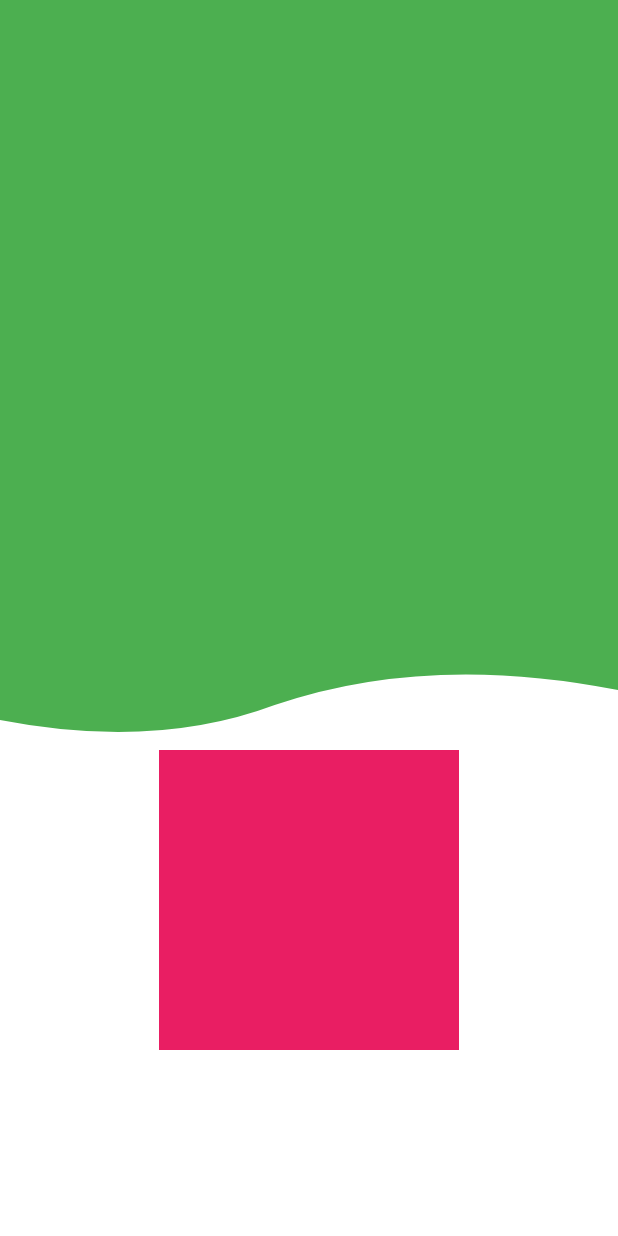
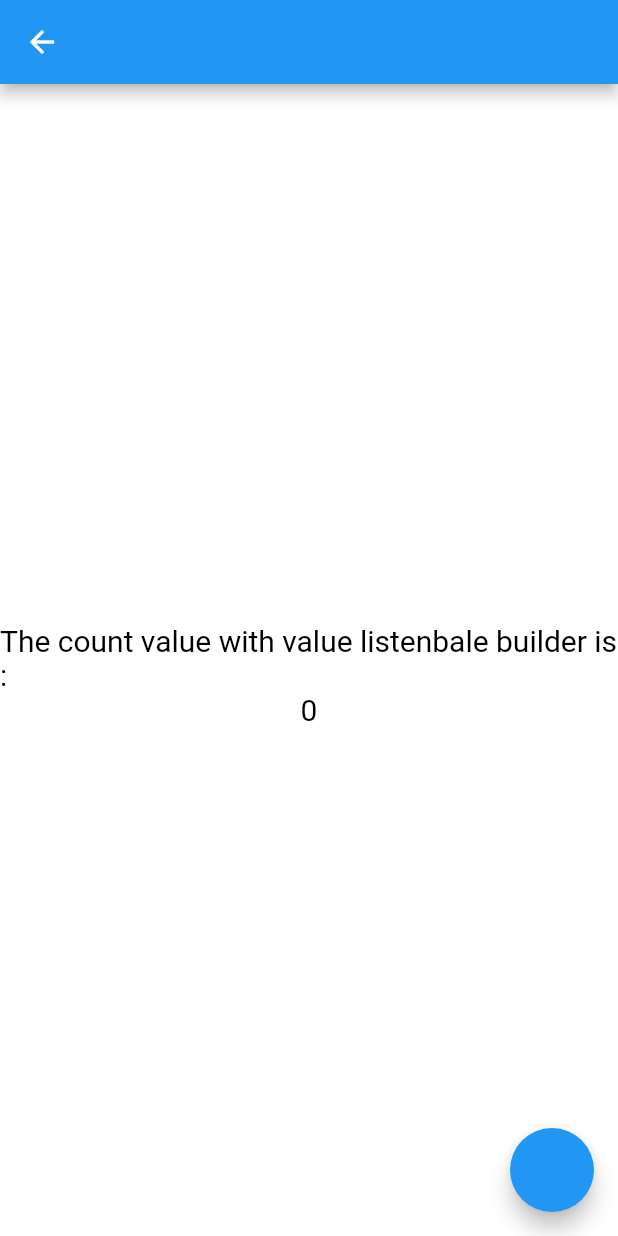
Before and after one commit to hmmisthisgood/brodway-6-am-feb-april, a Flutter app: the first screen one second after launch, on a phone screen of 412 x 824 dp. Run offline on Flutter 3.47's test engine with Material 2 defaults, Android fonts, the phone set to English and light mode, and no system bars; our stand-ins replace animated_bottom_navigation_bar, easy_localization, firebase_auth, firebase_core, flutter_bloc, flutter_custom_clippers and 9 more; missing offline and left inert: flutter_facebook_auth; accounts and stored records are empty.

Commit message:
used optimization techniques and widgets

```diff
--- a/tiktok/lib/common/navigation/custom_route_generator.dart
+++ b/tiktok/lib/common/navigation/custom_route_generator.dart
@@ -3,14 +3,21 @@ import 'package:flutter/material.dart';
 import 'package:tiktok/common/navigation/routes.dart';
 import 'package:tiktok/feature/feed/ui/screen/home_screen_with_cubit.dart';
 import 'package:tiktok/feature/random/ui/clipper.dart';
+import 'package:tiktok/feature/random/ui/listview.dart';
+import 'package:tiktok/feature/random/ui/stream_builder_widget.dart';
+import 'package:tiktok/feature/random/ui/value_listnable.dart';
 
 import '../../feature/auth/ui/screen/login_screen.dart';
 import '../../feature/onboarding/ui/screen/splash_screen.dart';
+import '../../feature/random/ui/random.dart';
 
 Route customRouteGenerator(RouteSettings settings) {
   final name = settings.name;
 
   switch (name) {
+    case "/":
+      return CupertinoPageRoute(builder: (_) => SplashScreen());
+
     case Routes.splashRoute:
       return CupertinoPageRoute(builder: (_) => SplashScreen());
 
@@ -23,6 +30,17 @@ Route customRouteGenerator(RouteSettings settings) {
     case Routes.randomRoute:
       return MaterialPageRoute(builder: (_) => ClipperWidget());
 
+    case Routes.vListableRoute:
+      return MaterialPageRoute(builder: (_) => ValueListenableWidget());
+
+    case Routes.listRoute:
+      return MaterialPageRoute(builder: (_) => ListViewWidget());
+    case Routes.randomScreen:
+      return MaterialPageRoute(builder: (_) => RandromWidget());
+
+    case Routes.streamScreen:
+      return MaterialPageRoute(builder: (_) => StreamUi());
+
     default:
       return CupertinoPageRoute(builder: (_) => SplashScreen());
   }
--- a/tiktok/lib/common/navigation/routes.dart
+++ b/tiktok/lib/common/navigation/routes.dart
@@ -3,4 +3,8 @@ class Routes {
   static const splashRoute = "/splash";
   static const homeRoute = "/home";
   static const randomRoute = "/random";
+  static const vListableRoute = "/valueListenable";
+  static const listRoute = "/listRoute";
+  static const randomScreen = "/radomRoute";
+  static const streamScreen = "/stream";
 }
--- a/tiktok/lib/feature/onboarding/ui/screen/splash_screen.dart
+++ b/tiktok/lib/feature/onboarding/ui/screen/splash_screen.dart
@@ -28,7 +28,7 @@ class _SplashScreenState extends State<SplashScreen> {
 
     await Future.delayed(Duration(milliseconds: 2000), () {
       if (isLoggedIn) {
-        Navigator.pushReplacementNamed(context, Routes.homeRoute);
+        Navigator.pushReplacementNamed(context, Routes.streamScreen);
 
         return;
       }
@@ -37,7 +37,7 @@ class _SplashScreenState extends State<SplashScreen> {
       // Navigator.pushNamedAndRemoveUntil(context, "/login", (route) => false);
 
       /// if not logged in
-      Navigator.pushReplacementNamed(context, Routes.loginRoute);
+      Navigator.pushReplacementNamed(context, Routes.randomScreen);
     });
   }
 
--- /dev/null
+++ b/tiktok/lib/feature/random/ui/value_listnable.dart
@@ -0,0 +1,53 @@
+import 'package:flutter/material.dart';
+
+class ValueListenableWidget extends StatelessWidget {
+  ValueNotifier<int> number = ValueNotifier(0);
+
+//
+
+  @override
+  Widget build(BuildContext context) {
+    print("build function called");
+    return Scaffold(
+      appBar: AppBar(),
+      body: Column(
+        mainAxisAlignment: MainAxisAlignment.center,
+        children: [
+          /// value listenale builder
+          SizedBox(height: 20),
+          ValueListenableBuilder<int>(
+            valueListenable: number,
+            child: Text(
+              "The count value with value listenbale builder is :",
+              style: TextStyle(color: Colors.black, fontSize: 20),
+            ),
+            builder: (context, value, nonChaningUIChild) {
+              print("Value listenable rebuild");
+              return Column(
+                children: [
+                  if (nonChaningUIChild != null) nonChaningUIChild,
+                  Text(
+                    value.toString(),
+                    style: TextStyle(color: Colors.black, fontSize: 20),
+                  )
+                ],
+              );
+            },
+          ),
+          // ValueListenableBuilder<int>(
+          //     valueListenable: number,
+          //     child: Container(),
+          //     builder: (context, numberValue, child) {
+          //       return Container(
+          //         child: child,
+          //       );
+          //     })
+        ],
+      ),
+      floatingActionButton: FloatingActionButton(onPressed: () {
+        var temp = number.value + 1;
+        number.value = temp;
+      }),
+    );
+  }
+}
--- a/tiktok/lib/main.dart
+++ b/tiktok/lib/main.dart
@@ -54,7 +54,7 @@ class MyApp extends StatelessWidget {
               supportedLocales: context.supportedLocales,
               navigatorKey: Nav.navigatorKey,
               onGenerateRoute: customRouteGenerator,
-              initialRoute: Routes.randomRoute,
+              initialRoute: Routes.vListableRoute,
             );
           },
         ));
--- a/tiktok/pubspec.yaml
+++ b/tiktok/pubspec.yaml
@@ -66,7 +66,7 @@ dependencies:
   firebase_auth: ^3.3.11
   google_sign_in:
   flutter_facebook_auth:
-
+  firebase_messaging: ^11.2.12
 
 dev_dependencies:
   flutter_test:
```
Also changed, not shown: tiktok/lib/feature/auth/ui/screen/login_screen.dart (+22 -5 lines), tiktok/lib/feature/auth/ui/widget/auth_textfield.dart (+6 -5 lines), tiktok/lib/feature/random/ui/listview.dart (added, +31 -0 lines), tiktok/lib/feature/random/ui/random.dart (added, +31 -0 lines), tiktok/lib/feature/random/ui/stream_builder_widget.dart (added, +63 -0 lines), tiktok/pubspec.lock.
